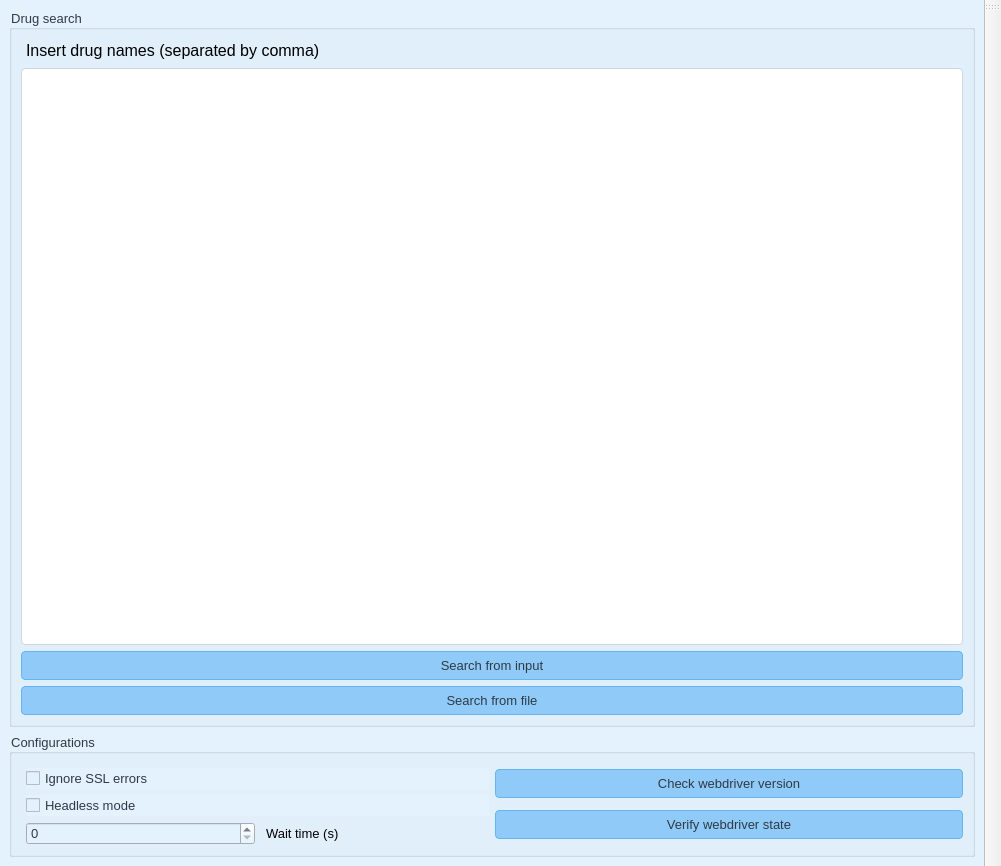
First picture: the form in EMADB/commons/interface/layout/window_layout.ui, repository CTCycle/EMADB-Autopilot, before the edit.
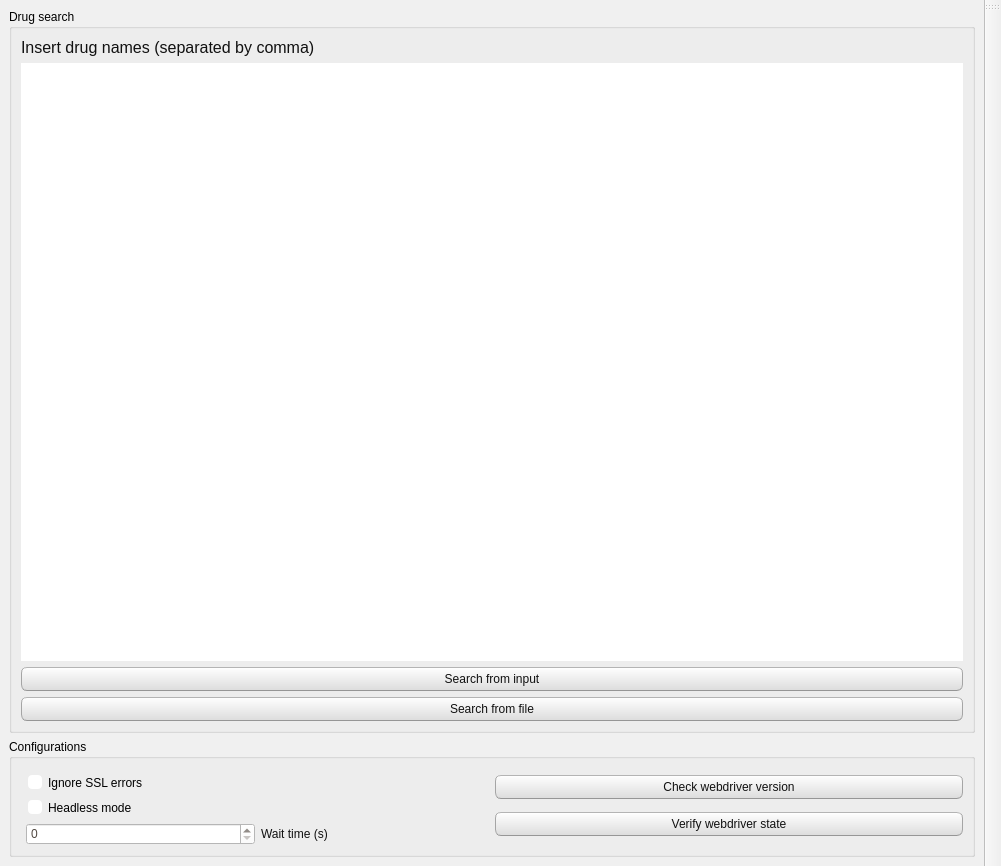
Second picture: the form after the edit.

Commit message: changed layout style

```diff
--- a/EMADB/commons/interface/layout/window_layout.ui
+++ b/EMADB/commons/interface/layout/window_layout.ui
@@ -19,113 +19,96 @@
   <property name="windowTitle">
    <string>EMADB</string>
   </property>
-  <widget class="QWidget" name="centralwidget">
-   <property name="styleSheet">
-    <string notr="true">/* soft-solid-blue-solid.qss – flat pale-blue background with blue buttons */
-
-/* 1. Base window/background */
-QWidget {
-    background-color: #e3f2fd;            /* solid pale sky blue */
-    color: #2e3a46;                       /* dark slate for text */
-    font-family: &quot;Segoe UI&quot;, sans-serif;
-    font-size: 10pt;
+  <property name="styleSheet">
+   <string notr="true">/*
+Ubuntu Style Sheet for QT Applications
+Author: Jaime A. Quiroga P.
+Company: GTRONICK
+Last updated: 01/10/2021 (dd/mm/yyyy), 15:18.
+Available at: https://github.com/GTRONICK/QSS/blob/master/Ubuntu.qss
+*/
+QMainWindow {
+	background-color:#f0f0f0;
 }
-
-/* 2. Labels */
-QLabel {
-    background-color: transparent;
-    color: inherit;
-    padding: 2px;
+QCheckBox {
+	padding:2px;
 }
-
-/* 3. Buttons */
-QPushButton {
-    background-color: #90caf9;            /* light sky blue */
-    border: 1px solid #64b5f6;
-    border-radius: 4px;
-    padding: 6px 12px;
+QCheckBox:hover {
+	border:1px solid rgb(255,150,60);
+	border-radius:4px;
+	padding: 1px;
+	background-color:qlineargradient(spread:pad, x1:0.5, y1:1, x2:0.5, y2:0, stop:0 rgba(190, 90, 50, 50), stop:1 rgba(250, 130, 40, 50));
 }
-QPushButton:hover {
-    background-color: #64b5f6;
+QCheckBox::indicator:checked {
+	border:1px solid rgb(246, 134, 86);
+	border-radius:4px;
+  	background-color:rgb(246, 134, 86)
 }
-QPushButton:pressed {
-    background-color: #42a5f5;
+QCheckBox::indicator:unchecked {
+	border-width:1px solid rgb(246, 134, 86);
+	border-radius:4px;
+  	background-color:rgb(255,255,255);
 }
-
-/* 4. Line edits and text areas */
-QLineEdit, QTextEdit, QPlainTextEdit {
-    background-color: #ffffff;
-    border: 1px solid #cfd8dc;
-    border-radius: 4px;
-    padding: 4px;
+QColorDialog {
+	background-color:#f0f0f0;
 }
-QLineEdit:focus, QTextEdit:focus, QPlainTextEdit:focus {
-    border: 1px solid #90a4ae;
-}
-
-/* 5. Combo boxes */
 QComboBox {
-    background-color: #ffffff;
-    border: 1px solid #cfd8dc;
-    border-radius: 4px;
-    padding: 4px 24px 4px 8px;
+	color:rgb(81,72,65);
+	background: #ffffff;
 }
-QComboBox::drop-down {
-    subcontrol-origin: padding;
-    subcontrol-position: top right;
-    width: 16px;
-    border-left: 1px solid #cfd8dc;
+QComboBox:editable {
+	selection-color:rgb(81,72,65);
+	selection-background-color: #ffffff;
 }
-
-/* 6. Tabs */
-QTabWidget::pane {
-    border: 1px solid #cfd8dc;
-    border-radius: 4px;
+QComboBox QAbstractItemView {
+	selection-color: #ffffff;
+	selection-background-color: rgb(246, 134, 86);
 }
-QTabBar::tab {
-    background: #90caf9;
-    border: 1px solid #64b5f6;
-    border-bottom: none;
-    border-top-left-radius: 4px;
-    border-top-right-radius: 4px;
-    padding: 6px 12px;
-    margin-right: -1px;
+QComboBox:!editable:on, QComboBox::drop-down:editable:on {
+	color:  #1e1d23;	
 }
-QTabBar::tab:selected {
-    background: #ffffff;
-    border-color: #64b5f6;
+QDateTimeEdit, QDateEdit, QDoubleSpinBox, QFontComboBox {
+	color:rgb(81,72,65);
+	background-color: #ffffff;
 }
 
-/* 7. Scrollbars */
-QScrollBar:vertical {
-    background: #eceff1;
-    width: 8px;
-    margin: 16px 0 16px 0;
-    border-radius: 4px;
+QDialog {
+	background-color:#f0f0f0;
 }
-QScrollBar::handle:vertical {
-    background: #cfd8dc;
-    min-height: 20px;
-    border-radius: 4px;
+
+QLabel,QLineEdit {
+	color:rgb(17,17,17);
 }
-QScrollBar::handle:vertical:hover {
-    background: #b0bec5;
+QLineEdit {
+	background-color:rgb(255,255,255);
+	selection-background-color:rgb(236,116,64);
 }
-QScrollBar::add-line, QScrollBar::sub-line {
-    height: 0;
-}
-
-/* 8. Menu bar &amp; menus */
 QMenuBar {
-    background-color: #e3f2fd;
-    border: 1px solid #cfd8dc;
+	color:rgb(223,219,210);
+	background-color:rgb(65,64,59);
 }
 QMenuBar::item {
-    spacing: 3px;
-    padding: 4px 10px;
+	padding-top:4px;
+	padding-left:4px;
+	padding-right:4px;
+	color:rgb(223,219,210);
+	background-color:rgb(65,64,59);
 }
 QMenuBar::item:selected {
-    background: #90caf9;
+	color:rgb(255,255,255);
+	padding-top:2px;
+	padding-left:2px;
+	padding-right:2px;
+	border-top-width:2px;
+	border-left-width:2px;
+	border-right-width:2px;
+	border-top-right-radius:4px;
+	border-top-left-radius:4px;
+	border-style:solid;
+	background-color:rgb(65,64,59);
+	border-top-color: rgb(47,47,44);
+	border-right-color: qlineargradient(spread:pad, x1:0, y1:1, x2:1, y2:0, stop:0 rgba(90, 87, 78, 255), stop:1 rgba(47,47,44, 255));
+	border-left-color:  qlineargradient(spread:pad, x1:1, y1:0, x2:0, y2:0, stop:0 rgba(90, 87, 78, 255), stop:1 rgba(47,47,44, 255));
 }
 QMenu {
     background-color: #ffffff;
@@ -137,34 +120,397 @@
 QMenu::item:selected {
     background-color: #90caf9;
 }
-
-/* 9. Tooltips */
-QToolTip {
-    background-color: #fff9c4;
-    color: #2e3a46;
-    border: 1px solid #cfd8dc;
-    padding: 4px;
-    border-radius: 4px;
+QPlainTextEdit {
+	border: 1px solid transparent;
+	color:rgb(17,17,17);
+	selection-background-color:rgb(236,116,64);
+    background-color: #FFFFFF;
 }
-
-/* 10. Headers (QTreeView/QTableView) */
-QHeaderView::section {
-    background-color: #90caf9;
-    padding: 4px;
-    border: 1px solid #64b5f6;
+QProgressBar {
+	text-align: center;
+	color: rgb(0, 0, 0);
+	border: 1px inset rgb(150,150,150); 
+	border-radius: 10px;
+	background-color:rgb(221,221,219);
 }
-
-/* 11. Tables and lists */
-QTableView, QListView, QTreeView {
-    background-color: #ffffff;
-    gridline-color: #eceff1;
-    alternate-background-color: #e3f2fd;
+QProgressBar::chunk:horizontal {
+	background-color: qlineargradient(spread:pad, x1:0.5, y1:1, x2:0.5, y2:0, stop:0 rgba(225, 108, 54, 255), stop:1 rgba(246, 134, 86, 255));
+	border:1px solid;
+	border-radius:8px;
+	border-bottom-color:qlineargradient(spread:pad, x1:0.5, y1:1, x2:0.5, y2:0, stop:0 rgba(175,85,48,255), stop:1 rgba(236,114,67, 255));
+	border-top-color:qlineargradient(spread:pad, x1:0.5, y1:1, x2:0.5, y2:0, stop:0 rgba(253,156,113,255), stop:1 rgba(205,90,46, 255));
+	border-right-color:qlineargradient(spread:pad, x1:0, y1:0.5, x2:1, y2:0.5, stop:0 rgba(253,156,113,255), stop:1 rgba(205,90,46, 255));
+	border-left-color:qlineargradient(spread:pad, x1:1, y1:0.5, x2:0, y2:0.5, stop:0 rgba(253,156,113,255), stop:1 rgba(205,90,46, 255));
 }
-QTableView::item:selected, QListView::item:selected, QTreeView::item:selected {
-    background-color: #64b5f6;
-    color: #ffffff;
+QPushButton{
+	color:rgb(17,17,17);
+	border-width: 1px;
+	border-radius: 6px;
+	border-bottom-color: rgb(150,150,150);
+	border-right-color: rgb(165,165,165);
+	border-left-color: rgb(165,165,165);
+	border-top-color: rgb(180,180,180);
+	border-style: solid;
+	padding: 4px;
+	background-color: qlineargradient(spread:pad, x1:0.5, y1:1, x2:0.5, y2:0, stop:0 rgba(220, 220, 220, 255), stop:1 rgba(255, 255, 255, 255));
 }
-</string>
+QPushButton:hover{
+	color:rgb(17,17,17);
+	border-width: 1px;
+	border-radius:6px;
+	border-top-color: rgb(255,150,60);
+	border-right-color: qlineargradient(spread:pad, x1:0, y1:1, x2:1, y2:0, stop:0 rgba(200, 70, 20, 255), stop:1 rgba(255,150,60, 255));
+	border-left-color:  qlineargradient(spread:pad, x1:1, y1:0, x2:0, y2:0, stop:0 rgba(200, 70, 20, 255), stop:1 rgba(255,150,60, 255));
+	border-bottom-color: rgb(200,70,20);
+	border-style: solid;
+	padding: 2px;
+	background-color: qlineargradient(spread:pad, x1:0.5, y1:1, x2:0.5, y2:0, stop:0 rgba(220, 220, 220, 255), stop:1 rgba(255, 255, 255, 255));
+}
+QPushButton:default{
+	color:rgb(17,17,17);
+	border-width: 1px;
+	border-radius:6px;
+	border-top-color: rgb(255,150,60);
+	border-right-color: qlineargradient(spread:pad, x1:0, y1:1, x2:1, y2:0, stop:0 rgba(200, 70, 20, 255), stop:1 rgba(255,150,60, 255));
+	border-left-color:  qlineargradient(spread:pad, x1:1, y1:0, x2:0, y2:0, stop:0 rgba(200, 70, 20, 255), stop:1 rgba(255,150,60, 255));
+	border-bottom-color: rgb(200,70,20);
+	border-style: solid;
+	padding: 2px;
+	background-color: qlineargradient(spread:pad, x1:0.5, y1:1, x2:0.5, y2:0, stop:0 rgba(220, 220, 220, 255), stop:1 rgba(255, 255, 255, 255));
+}
+QPushButton:pressed{
+	color:rgb(17,17,17);
+	border-width: 1px;
+	border-radius: 6px;
+	border-width: 1px;
+	border-top-color: rgba(255,150,60,200);
+	border-right-color: qlineargradient(spread:pad, x1:0, y1:1, x2:1, y2:0, stop:0 rgba(200, 70, 20, 255), stop:1 rgba(255,150,60, 200));
+	border-left-color:  qlineargradient(spread:pad, x1:1, y1:0, x2:0, y2:0, stop:0 rgba(200, 70, 20, 255), stop:1 rgba(255,150,60, 200));
+	border-bottom-color: rgba(200,70,20,200);
+	border-style: solid;
+	padding: 2px;
+	background-color: qlineargradient(spread:pad, x1:0.5, y1:0, x2:0.5, y2:1, stop:0 rgba(220, 220, 220, 255), stop:1 rgba(255, 255, 255, 255));
+}
+QPushButton:disabled{
+	color:rgb(174,167,159);
+	border-width: 1px;
+	border-radius: 6px;
+	background-color: qlineargradient(spread:pad, x1:0.5, y1:1, x2:0.5, y2:0, stop:0 rgba(200, 200, 200, 255), stop:1 rgba(230, 230, 230, 255));
+}
+QRadioButton {
+	padding: 1px;
+}
+QRadioButton::indicator:checked {
+	height: 10px;
+	width: 10px;
+	border-style:solid;
+	border-radius:5px;
+	border-width: 1px;
+	border-color: rgba(246, 134, 86, 255);
+	color: #a9b7c6;
+	background-color:rgba(246, 134, 86, 255);
+}
+QRadioButton::indicator:!checked {
+	height: 10px;
+	width: 10px;
+	border-style:solid;
+	border-radius:5px;
+	border-width: 1px;
+	border-color: rgb(246, 134, 86);
+	color: #a9b7c6;
+	background-color: transparent;
+}
+QScrollArea {
+	color: white;
+	background-color:#f0f0f0;
+}
+QSlider::groove {
+	border-style: solid;
+	border-width: 1px;
+	border-color: rgb(207,207,207);
+}
+QSlider::groove:horizontal {
+	height: 5px;
+	background: rgb(246, 134, 86);
+}
+QSlider::groove:vertical {
+	width: 5px;
+	background: rgb(246, 134, 86);
+}
+QSlider::handle:horizontal {
+	background: rgb(253,253,253);
+	border-style: solid;
+	border-width: 1px;
+	border-color: rgb(207,207,207);
+	width: 12px;
+	margin: -5px 0;
+	border-radius: 7px;
+}
+QSlider::handle:vertical {
+	background: rgb(253,253,253);
+	border-style: solid;
+	border-width: 1px;
+	border-color: rgb(207,207,207);
+	height: 12px;
+	margin: 0 -5px;
+	border-radius: 7px;
+}
+QSlider::add-page:horizontal, QSlider::add-page:vertical {
+ 	background: white;
+}
+QSlider::sub-page:horizontal, QSlider::sub-page:vertical {
+	background: rgb(246, 134, 86);
+}
+QStatusBar, QSpinBox {
+	color:rgb(81,72,65);
+}
+QSpinBox {
+	background-color: #ffffff;
+}
+QScrollBar:horizontal {
+	max-height: 20px;
+	border: 1px transparent;
+	margin: 0px 20px 0px 20px;
+}
+QScrollBar::handle:horizontal {
+	background: rgb(253,253,253);
+	border: 1px solid rgb(207,207,207);
+	border-radius: 7px;
+	min-width: 25px;
+}
+QScrollBar::handle:horizontal:hover {
+	background: rgb(253,253,253);
+	border: 1px solid rgb(255,150,60);
+	border-radius: 7px;
+	min-width: 25px;
+}
+QScrollBar::add-line:horizontal {
+  	border: 1px solid rgb(207,207,207);
+  	border-top-right-radius: 7px;
+  	border-top-left-radius: 7px;
+  	border-bottom-right-radius: 7px;
+  	background: rgb(255, 255, 255);
+  	width: 20px;
+  	subcontrol-position: right;
+  	subcontrol-origin: margin;
+}
+QScrollBar::add-line:horizontal:hover {
+  	border: 1px solid rgb(255,150,60);
+  	border-top-right-radius: 7px;
+  	border-top-left-radius: 7px;
+  	border-bottom-right-radius: 7px;
+  	background: rgb(255, 255, 255);
+  	width: 20px;
+  	subcontrol-position: right;
+  	subcontrol-origin: margin;
+}
+QScrollBar::add-line:horizontal:pressed {
+  	border: 1px solid grey;
+  	border-top-left-radius: 7px;
+  	border-top-right-radius: 7px;
+  	border-bottom-right-radius: 7px;
+  	background: rgb(231,231,231);
+  	width: 20px;
+  	subcontrol-position: right;
+  	subcontrol-origin: margin;
+}
+QScrollBar::sub-line:horizontal {
+  	border: 1px solid rgb(207,207,207);
+  	border-top-right-radius: 7px;
+  	border-top-left-radius: 7px;
+  	border-bottom-left-radius: 7px;
+  	background: rgb(255, 255, 255);
+  	width: 20px;
+  	subcontrol-position: left;
+  	subcontrol-origin: margin;
+}
+QScrollBar::sub-line:horizontal:hover {
+  	border: 1px solid rgb(255,150,60);
+  	border-top-right-radius: 7px;
+  	border-top-left-radius: 7px;
+  	border-bottom-left-radius: 7px;
+  	background: rgb(255, 255, 255);
+  	width: 20px;
+  	subcontrol-position: left;
+  	subcontrol-origin: margin;
+}
+QScrollBar::sub-line:horizontal:pressed {
+  	border: 1px solid grey;
+  	border-top-right-radius: 7px;
+  	border-top-left-radius: 7px;
+  	border-bottom-left-radius: 7px;
+  	background: rgb(231,231,231);
+  	width: 20px;
+  	subcontrol-position: left;
+  	subcontrol-origin: margin;
+}
+QScrollBar::left-arrow:horizontal {
+  	border: 1px transparent grey;
+  	border-top-left-radius: 3px;
+  	border-bottom-left-radius: 3px;
+  	width: 6px;
+  	height: 6px;
+  	background: rgb(230,230,230);
+}
+QScrollBar::right-arrow:horizontal {
+	border: 1px transparent grey;
+	border-top-right-radius: 3px;
+	border-bottom-right-radius: 3px;
+  	width: 6px;
+  	height: 6px;
+ 	background: rgb(230,230,230);
+}
+QScrollBar::add-page:horizontal, QScrollBar::sub-page:horizontal {
+ 	background: none;
+} 
+QScrollBar:vertical {
+	max-width: 20px;
+	border: 1px transparent grey;
+	margin: 20px 0px 20px 0px;
+}
+QScrollBar::add-line:vertical {
+	border: 1px solid;
+	border-color: rgb(207,207,207);
+	border-bottom-right-radius: 7px;
+	border-bottom-left-radius: 7px;
+	border-top-left-radius: 7px;
+	background: rgb(255, 255, 255);
+  	height: 20px;
+  	subcontrol-position: bottom;
+  	subcontrol-origin: margin;
+}
+QScrollBar::add-line:vertical:hover {
+  	border: 1px solid;
+  	border-color: rgb(255,150,60);
+  	border-bottom-right-radius: 7px;
+  	border-bottom-left-radius: 7px;
+  	border-top-left-radius: 7px;
+  	background: rgb(255, 255, 255);
+  	height: 20px;
+  	subcontrol-position: bottom;
+  	subcontrol-origin: margin;
+}
+QScrollBar::add-line:vertical:pressed {
+  	border: 1px solid grey;
+  	border-bottom-left-radius: 7px;
+  	border-bottom-right-radius: 7px;
+  	border-top-left-radius: 7px;
+  	background: rgb(231,231,231);
+  	height: 20px;
+  	subcontrol-position: bottom;
+  	subcontrol-origin: margin;
+}
+QScrollBar::sub-line:vertical {
+  	border: 1px solid rgb(207,207,207);
+  	border-top-right-radius: 7px;
+  	border-top-left-radius: 7px;
+  	border-bottom-left-radius: 7px;
+  	background: rgb(255, 255, 255);
+  	height: 20px;
+  	subcontrol-position: top;
+  	subcontrol-origin: margin;
+}
+QScrollBar::sub-line:vertical:hover {
+  	border: 1px solid rgb(255,150,60);
+  	border-top-right-radius: 7px;
+  	border-top-left-radius: 7px;
+  	border-bottom-left-radius: 7px;
+	background: rgb(255, 255, 255);
+  	height: 20px;
+  	subcontrol-position: top;
+  	subcontrol-origin: margin;
+}
+QScrollBar::sub-line:vertical:pressed {
+  	border: 1px solid grey;
+  	border-top-left-radius: 7px;
+  	border-top-right-radius: 7px;
+  	background: rgb(231,231,231);
+ 	height: 20px;
+  	subcontrol-position: top;
+  	subcontrol-origin: margin;
+}
+QScrollBar::handle:vertical {
+	background: rgb(253,253,253);
+	border: 1px solid rgb(207,207,207);
+	border-radius: 7px;
+	min-height: 25px;
+}
+QScrollBar::handle:vertical:hover {
+	background: rgb(253,253,253);
+	border: 1px solid rgb(255,150,60);
+	border-radius: 7px;
+	min-height: 25px;
+}
+QScrollBar::up-arrow:vertical {
+	border: 1px transparent grey;
+  	border-top-left-radius: 3px;
+	border-top-right-radius: 3px;
+  	width: 6px;
+  	height: 6px;
+  	background: rgb(230,230,230);
+}
+QScrollBar::down-arrow:vertical {
+  	border: 1px transparent grey;
+  	border-bottom-left-radius: 3px;
+  	border-bottom-right-radius: 3px;
+  	width: 6px;
+  	height: 6px;
+  	background: rgb(230,230,230);
+}
+QScrollBar::add-page:vertical, QScrollBar::sub-page:vertical {
+  	background: none;
+}
+QTabWidget {
+	color:rgb(0,0,0);
+	background-color:rgb(247,246,246);
+}
+QTabWidget::pane {
+	border-color: rgb(180,180,180);
+	background-color:rgb(247,246,246);
+	border-style: solid;
+	border-width: 1px;
+  	border-radius: 6px;
+}
+QTabBar::tab {
+	padding-left:4px;
+	padding-right:4px;
+	padding-bottom:2px;
+	padding-top:2px;
+	color:rgb(81,72,65);
+  	background-color: qlineargradient(spread:pad, x1:0.5, y1:1, x2:0.5, y2:0, stop:0 rgba(221,218,217,255), stop:1 rgba(240,239,238,255));
+	border-style: solid;
+	border-width: 1px;
+  	border-top-right-radius:4px;
+	border-top-left-radius:4px;
+	border-top-color: rgb(180,180,180);
+	border-left-color: rgb(180,180,180);
+	border-right-color: rgb(180,180,180);
+	border-bottom-color: transparent;
+}
+QTabBar::tab:selected, QTabBar::tab:last:selected, QTabBar::tab:hover {
+  	background-color:rgb(247,246,246);
+  	margin-left: 0px;
+  	margin-right: 1px;
+}
+QTabBar::tab:!selected {
+	margin-top: 1px;
+	margin-right: 1px;
+}
+QTextEdit {
+	border-width: 1px;
+	border-style: solid;
+	border-color:transparent;
+	color:rgb(17,17,17);
+	selection-background-color:rgb(236,116,64);
+}
+QTimeEdit, QToolBox, QToolBox::tab, QToolBox::tab:selected {
+	color:rgb(81,72,65);
+	background-color: #ffffff;
+}</string>
+  </property>
+  <widget class="QWidget" name="centralwidget">
+   <property name="styleSheet">
+    <string notr="true"/>
    </property>
    <layout class="QGridLayout" name="gridLayout">
     <item row="0" column="0">
```
Left out of the diff: 19 changed lines with no effect on the pictures. The commit also changes 1 other file.
